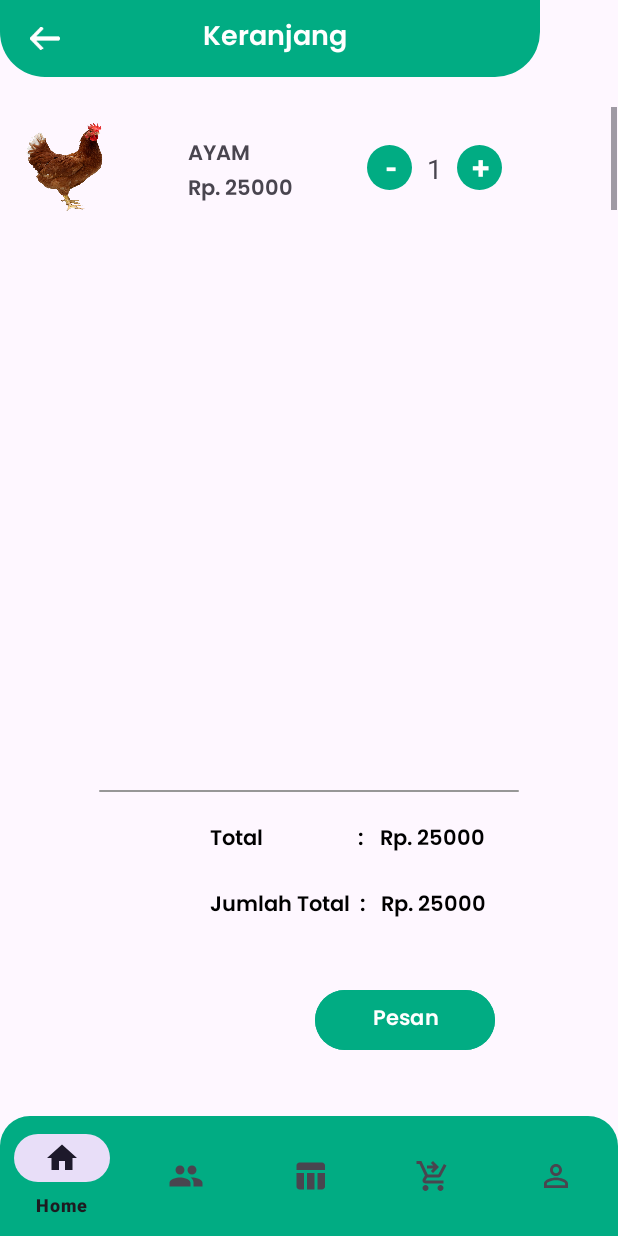
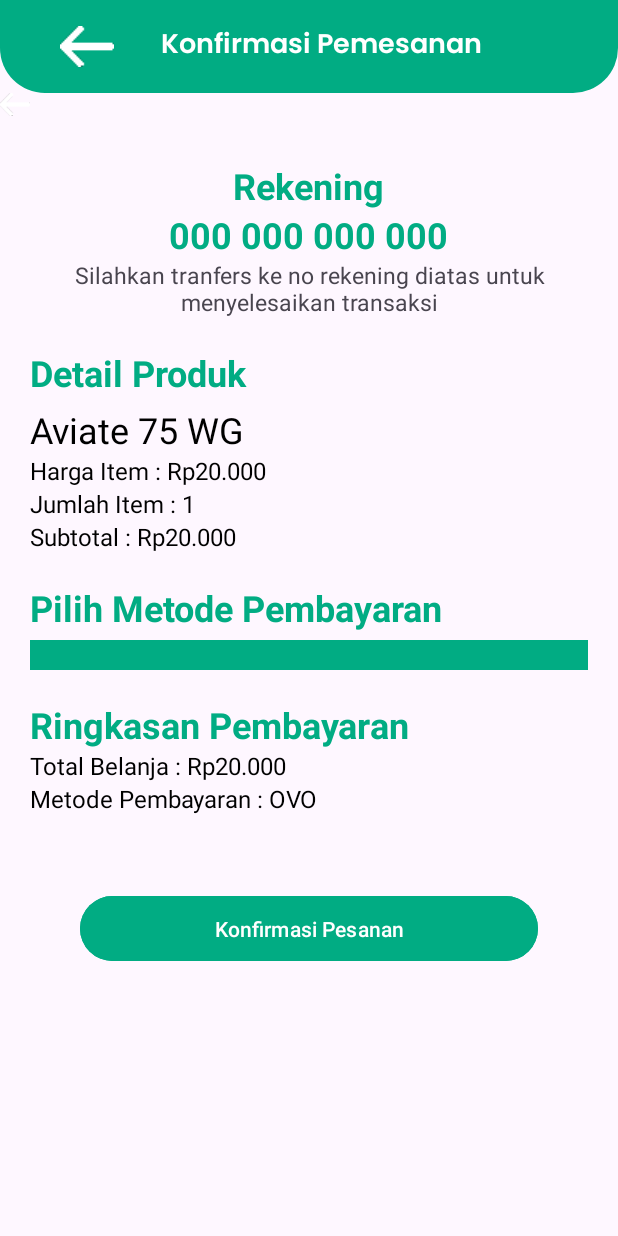
Before and after one commit to GhaerilParel/MobileApeta, an Android app: the keranjang screen opened directly, with no data from a screen before it, on a phone screen of 412 x 824 dp. Run offline under Robolectric (Android 15) with nearby library versions, the phone set to English and light mode, and no system bars; network calls fail.

Commit message:
tampilan konfirmasi pemesanan

```diff
--- a/app/src/main/res/layout/activity_keranjang.xml
+++ b/app/src/main/res/layout/activity_keranjang.xml
@@ -1,23 +1,28 @@
 <?xml version="1.0" encoding="utf-8"?>
-<androidx.constraintlayout.widget.ConstraintLayout xmlns:android="http://schemas.android.com/apk/res/android"
+<LinearLayout xmlns:android="http://schemas.android.com/apk/res/android"
     xmlns:app="http://schemas.android.com/apk/res-auto"
     xmlns:tools="http://schemas.android.com/tools"
     android:layout_width="match_parent"
     android:layout_height="match_parent"
+    android:orientation="vertical"
     tools:context=".keranjang">
 
     <TextView
         android:id="@+id/textView16"
-        android:layout_width="360dp"
-        android:layout_height="51dp"
+        android:layout_width="match_parent"
+        android:layout_height="wrap_content"
         android:background="@drawable/btn4"
         android:fontFamily="@font/poppinssemibold"
-        android:paddingLeft="135dp"
-        android:paddingTop="10dp"
-        android:text="Keranjang"
+        android:paddingTop="15dp"
+        android:paddingBottom="15dp"
+        android:paddingLeft="40dp"
+        android:paddingRight="60dp"
+        android:textAlignment="center"
+        android:text="Konfirmasi Pemesanan"
         android:textColor="@color/white"
         android:textSize="18sp"
-        tools:ignore="MissingConstraints" />
+        tools:ignore="MissingConstraints"
+        android:drawableLeft="@drawable/left"/>
 
     <TextView
         android:layout_width="20dp"
@@ -31,180 +36,130 @@
         tools:ignore="MissingConstraints" />
 
     <ScrollView
-        android:layout_width="411dp"
-        android:layout_height="80dp"
-        android:orientation="vertical"
-        app:layout_constraintTop_toBottomOf="@+id/textView16"
-        android:layout_marginTop="20dp"
-        tools:ignore="MissingConstraints">
-
-
+        android:layout_width="match_parent"
+        android:layout_height="match_parent">
         <LinearLayout
             android:layout_width="match_parent"
+            android:layout_height="match_parent"
+            android:orientation="vertical"
+            android:paddingBottom="30dp"
+            android:paddingTop="30dp"
+            android:paddingRight="20dp"
+            android:paddingLeft="20dp">
+            <TextView
+                android:layout_width="wrap_content"
                 android:layout_height="wrap_content"
-            android:orientation="horizontal">
-
+                android:text="Rekening"
+                android:textColor="@color/green"
+                android:textSize="24sp"
+                android:textStyle="bold"
+                android:layout_gravity="center"/>
             <TextView
-                android:layout_width="60dp"
-                android:layout_height="60dp"
-                android:layout_marginLeft="15dp"
-                android:layout_marginTop="10dp"
-                android:background="@drawable/egg" />
-
-            <LinearLayout
-                android:layout_width="149dp"
+                android:layout_width="wrap_content"
                 android:layout_height="wrap_content"
-                android:layout_marginLeft="20dp"
-                android:orientation="vertical">
-
+                android:text="000 000 000 000"
+                android:textColor="@color/green"
+                android:textSize="24sp"
+                android:textStyle="bold"
+                android:layout_gravity="center"/>
             <TextView
-                    android:layout_width="120dp"
-                    android:layout_height="43dp"
-                    android:layout_marginLeft="30dp"
-                    android:fontFamily="@font/poppinssemibold"
-                    android:paddingTop="20dp"
-                    android:text="AYAM" />
-
+                android:layout_width="wrap_content"
+                android:layout_height="wrap_content"
+                android:textSize="15sp"
+                android:text="Silahkan tranfers ke no rekening diatas untuk menyelesaikan transaksi"
+                android:layout_gravity="center_horizontal"
+                android:textAlignment="center"/>
             <TextView
-                    android:layout_width="120dp"
-                    android:layout_height="50dp"
-                    android:layout_marginLeft="30dp"
-                    android:fontFamily="@font/poppinssemibold"
-                    android:text="Rp. 25000" />
-            </LinearLayout>
-
-            <LinearLayout
-                android:layout_width="169dp"
-                android:layout_height="match_parent"
-                android:orientation="horizontal">
-
+                android:layout_width="wrap_content"
+                android:layout_height="wrap_content"
+                android:text="Detail Produk"
+                android:layout_marginTop="20dp"
+                android:textColor="@color/green"
+                android:textSize="24sp"
+                android:textStyle="bold"/>
             <TextView
-                    android:layout_width="30dp"
-                    android:layout_height="30dp"
-                    android:layout_marginTop="25dp"
-                    android:background="@drawable/btn_krg"
-                    android:paddingLeft="12dp"
-                    android:text="-"
-                    android:textColor="@color/white"
-                    android:textSize="21dp"
-                    android:textStyle="bold" />
+                android:id="@+id/productName3"
+                android:layout_width="wrap_content"
+                android:layout_height="wrap_content"
+                android:text="Aviate 75 WG"
+                android:layout_marginTop="5dp"
+                android:textColor="#000000"
+                android:textSize="24sp"/>
+            <TextView
+                android:id="@+id/productPrice3"
+                android:layout_width="wrap_content"
+                android:layout_height="wrap_content"
+                android:text="Harga Item : Rp20.000"
+                android:textColor="#000000"
+                android:textSize="16sp"/>
+            <TextView
+                android:id="@+id/quantityEditText2"
+                android:layout_width="wrap_content"
+                android:layout_height="wrap_content"
+                android:text="Jumlah Item : 1"
+                android:textColor="#000000"
+                android:textSize="16sp"/>
+            <TextView
+                android:id="@+id/perhitungan"
+                android:layout_width="wrap_content"
+                android:layout_height="wrap_content"
+                android:text="Subtotal : Rp20.000"
+                android:textColor="#000000"
+                android:textSize="16sp"/>
 
             <TextView
                 android:layout_width="wrap_content"
                 android:layout_height="wrap_content"
-                    android:layout_marginLeft="10dp"
-                    android:layout_marginTop="25dp"
-                    android:layout_marginRight="10dp"
-                    android:text="1"
-                    android:textSize="18dp" />
+                android:text="Pilih Metode Pembayaran"
+                android:layout_marginTop="20dp"
+                android:textColor="@color/green"
+                android:textSize="24sp"
+                android:textStyle="bold"/>
+            <Spinner
+                android:layout_width="match_parent"
+                android:layout_height="wrap_content"
+                android:padding="10dp"
+                android:background="@color/green"
+                android:layout_marginTop="5dp"
+                android:id="@+id/metode_pembayaran"
+                />
 
             <TextView
-                    android:layout_width="30dp"
-                    android:layout_height="30dp"
-                    android:layout_marginTop="25dp"
-                    android:background="@drawable/btn_krg"
-                    android:paddingLeft="10dp"
-                    android:text="+"
-                    android:textColor="@color/white"
-                    android:textSize="21dp"
-                    android:textStyle="bold" />
-            </LinearLayout>
+                android:layout_width="wrap_content"
+                android:layout_height="wrap_content"
+                android:text="Ringkasan Pembayaran"
+                android:layout_marginTop="20dp"
+                android:textColor="@color/green"
+                android:textSize="24sp"
+                android:textStyle="bold"/>
+            <TextView
+                android:id="@+id/totalPembayaran"
+                android:layout_width="wrap_content"
+                android:layout_height="wrap_content"
+                android:text="Total Belanja : Rp20.000"
+                android:textColor="#000000"
+                android:textSize="16sp"/>
+            <TextView
+                android:id="@+id/metode_pembayaran2"
+                android:layout_width="wrap_content"
+                android:layout_height="wrap_content"
+                android:text="Metode Pembayaran : OVO"
+                android:textColor="#000000"
+                android:textSize="16sp"/>
+
+            <Button
+                android:id="@+id/btn_konfirm"
+                android:layout_width="305dp"
+                android:layout_height="wrap_content"
+                android:backgroundTint="@color/green"
+                android:textColor="#FFFFFF"
+                android:text="Konfirmasi Pesanan"
+                android:paddingTop="12dp"
+                android:paddingBottom="12dp"
+                android:layout_marginTop="50dp"
+                android:layout_gravity="center_horizontal"/>
+
         </LinearLayout>
     </ScrollView>
 
-    <com.google.android.material.bottomnavigation.BottomNavigationView
-        android:id="@+id/bottom_navigation"
-        android:layout_width="match_parent"
-        android:layout_height="wrap_content"
-        android:layout_alignParentBottom="true"
-        android:background="@drawable/btn3"
-        app:layout_constraintBottom_toBottomOf="parent"
-        app:layout_constraintEnd_toEndOf="parent"
-        app:layout_constraintStart_toStartOf="parent"
-        app:menu="@menu/bottom_menu" />
-
-    <TextView
-        android:layout_width="280dp"
-        android:layout_height="1dp"
-        android:layout_marginBottom="20dp"
-        android:background="@drawable/box4"
-        app:layout_constraintBottom_toTopOf="@+id/linearLayout"
-        app:layout_constraintEnd_toEndOf="parent"
-        app:layout_constraintStart_toStartOf="parent" />
-
-    <LinearLayout
-        android:id="@+id/linearLayout"
-        android:layout_width="match_parent"
-        android:layout_height="wrap_content"
-        android:layout_marginBottom="40dp"
-        android:orientation="vertical"
-        app:layout_constraintBottom_toTopOf="@+id/bottom_navigation"
-        tools:ignore="MissingConstraints">
-
-        <LinearLayout
-            android:layout_width="match_parent"
-            android:layout_height="wrap_content"
-            android:layout_marginBottom="20dp"
-            android:orientation="horizontal">
-
-            <TextView
-                android:layout_width="113dp"
-                android:layout_height="wrap_content"
-                android:layout_marginLeft="140dp"
-                android:fontFamily="@font/poppinssemibold"
-                android:text="Total                   :"
-                android:textColor="@color/black"
-                android:textStyle="bold" />
-
-            <TextView
-                android:layout_width="100dp"
-                android:layout_height="wrap_content"
-
-                android:fontFamily="@font/poppinssemibold"
-                android:text="Rp. 25000"
-                android:textColor="@color/black"
-                android:textStyle="bold" />
 </LinearLayout>
-
-        <LinearLayout
-            android:layout_width="match_parent"
-            android:layout_height="wrap_content"
-            android:orientation="horizontal">
-
-            <TextView
-                android:layout_width="114dp"
-                android:layout_height="wrap_content"
-                android:layout_marginLeft="140dp"
-                android:fontFamily="@font/poppinssemibold"
-                android:text="Jumlah Total  :"
-                android:textColor="@color/black"
-                android:textStyle="bold" />
-
-            <TextView
-                android:layout_width="100dp"
-                android:layout_height="wrap_content"
-                android:fontFamily="@font/poppinssemibold"
-                android:text="Rp. 25000"
-                android:textColor="@color/black"
-                android:textStyle="bold" />
-        </LinearLayout>
-
-        <LinearLayout
-            android:layout_width="match_parent"
-            android:layout_height="wrap_content"
-            android:orientation="horizontal">
-
-            <Button
-                android:layout_width="120dp"
-                android:layout_height="wrap_content"
-                android:layout_marginLeft="210dp"
-                android:layout_marginTop="40dp"
-                android:backgroundTint="@color/green"
-                android:fontFamily="@font/poppinssemibold"
-                android:text="Pesan" />
-        </LinearLayout>
-
-
-    </LinearLayout>
-
-</androidx.constraintlayout.widget.ConstraintLayout>
```
Lines whose indentation alone changed are shown as unchanged.
